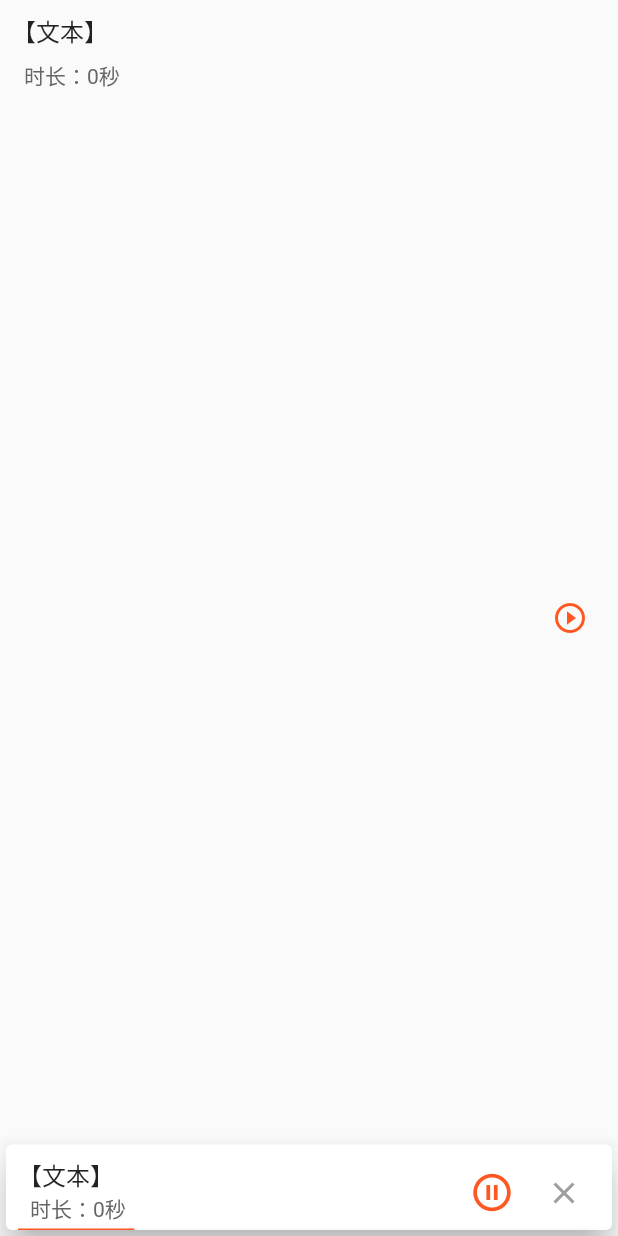
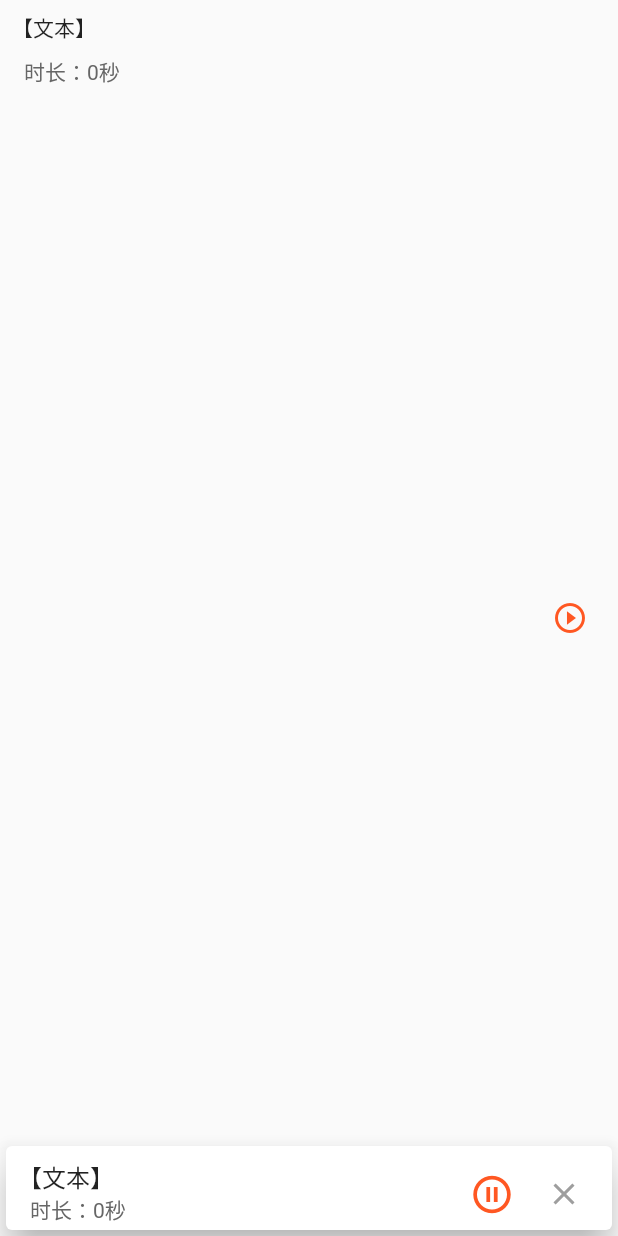
Before and after one commit to lileilei1119/xylisten, a Flutter app: the ArticleItem widget shown alone on an empty page, opened directly with empty values, after a tap on the "play circle outline" icon, on a phone screen of 412 x 824 dp. Run offline on Flutter 3.47's test engine with Material 2 defaults, Android fonts, the phone set to English and light mode, and no system bars; our stand-ins replace bot_toast, event_bus, flutter_slidable, image_picker, shared_preferences, sqflite; missing offline and left inert: flutter_webview_plugin, quill_delta, xy_tts, zefyr; accounts and stored records are empty.

Commit message:
feat:播放列表功能完善

```diff
--- a/lib/config/db_config.dart
+++ b/lib/config/db_config.dart
@@ -85,6 +85,10 @@ create table $tableArticle (
     return playData;
   }
 
+  Future<int> deletePlayDataByArticleId(int id) async {
+    return await db.delete(tablePlayData, where: '$pd_articleId = ?', whereArgs: [id]);
+  }
+
   Future<List<ArticleModel>> getPlayDataList({int flag = 0}) async {
     List<Map<String, dynamic>> records = await db.rawQuery(
         'SELECT * FROM $tableArticle where $tbId in (SELECT $pd_articleId FROM $tablePlayData where $pd_flag=? order by $pd_seat desc)',
--- a/lib/config/xy_config.dart
+++ b/lib/config/xy_config.dart
@@ -7,6 +7,7 @@ class Constant {
    static const String eb_add_link = "eb_add_link";
    static const String eb_home_list_refresh = "eb_home_list_refresh";
    static const String eb_player_show = "eb_player_show";
+   static const String eb_refresh_player_list = "eb_refresh_player_list";
 
    static const String eb_play_status = "eb_play_status";
    static const String play_status_playing = "play_status_playing";
--- a/lib/listen/model/playdata_model.dart
+++ b/lib/listen/model/playdata_model.dart
@@ -2,8 +2,6 @@
  * @Author: xikan
  * @Email: lileilei1119@foxmail.com
  */
-import 'dart:convert';
-
 final String tablePlayData = 'tb_playdata';
 
 final String pd_tbId = 'tbId';
--- a/lib/listen/home/article_item.dart
+++ b/lib/listen/page/cell/article_item.dart
@@ -51,19 +51,12 @@ class ArticleItem extends StatelessWidget {
                 child: Column(
                   crossAxisAlignment: CrossAxisAlignment.start,
                   children: <Widget>[
-                    RichText(
-                        maxLines: 1,
-                        overflow: TextOverflow.ellipsis,
-                        text: TextSpan(children: <TextSpan>[
-                          TextSpan(
-                            text: "【${model.getCategoryStr()}】",
-                            style: Theme.of(context).textTheme.subtitle1
-                          ),
-                          TextSpan(
-                            text: model.title ?? "",
-                            style: Theme.of(context).textTheme.subtitle1,
-                          ),
-                        ])),
+                    Text(
+                      "【${model.getCategoryStr()}】" + model.title ?? "",
+                      maxLines: 1,
+                      overflow: TextOverflow.ellipsis,
+                      style: isSelStatus?Theme.of(context).textTheme.bodyText1:Theme.of(context).textTheme.bodyText2,
+                    ),
                     Gaps.vGap8,
                     Padding(
                       padding: const EdgeInsets.symmetric(horizontal: 8),
--- a/lib/listen/page/home_page.dart
+++ b/lib/listen/page/home_page.dart
@@ -5,7 +5,7 @@
 import 'package:flutter/material.dart';
 import 'package:flutter_slidable/flutter_slidable.dart';
 import 'package:xylisten/config/db_config.dart';
-import 'package:xylisten/listen/home/article_item.dart';
+import 'package:xylisten/listen/page/cell/article_item.dart';
 import 'package:xylisten/listen/model/article_model.dart';
 import 'package:xylisten/listen/player/player_control_view.dart';
 import 'package:xylisten/platform/xy_index.dart';
--- a/lib/listen/player/player_control_view.dart
+++ b/lib/listen/player/player_control_view.dart
@@ -113,13 +113,13 @@ class _LitePlayerViewState extends State<LitePlayerView> {
                           )
                         ],
                       ),
-                      LinearProgressIndicator(
-                        backgroundColor: Theme.of(context).canvasColor,
-                        minHeight: 1,
-                        valueColor: new AlwaysStoppedAnimation<Color>(
-                            Theme.of(context).primaryColor),
-                        value: 0.2,
-                      )
+//                      LinearProgressIndicator(
+//                        backgroundColor: Theme.of(context).canvasColor,
+//                        minHeight: 1,
+//                        valueColor: new AlwaysStoppedAnimation<Color>(
+//                            Theme.of(context).primaryColor),
+//                        value: 0.2,
+//                      )
                     ]),
                   ),
                 ),
```
Also changed, not shown: lib/listen/page/cell/player_item.dart (added, +117 -0 lines), lib/listen/page/player_page.dart (+58 -4 lines).
